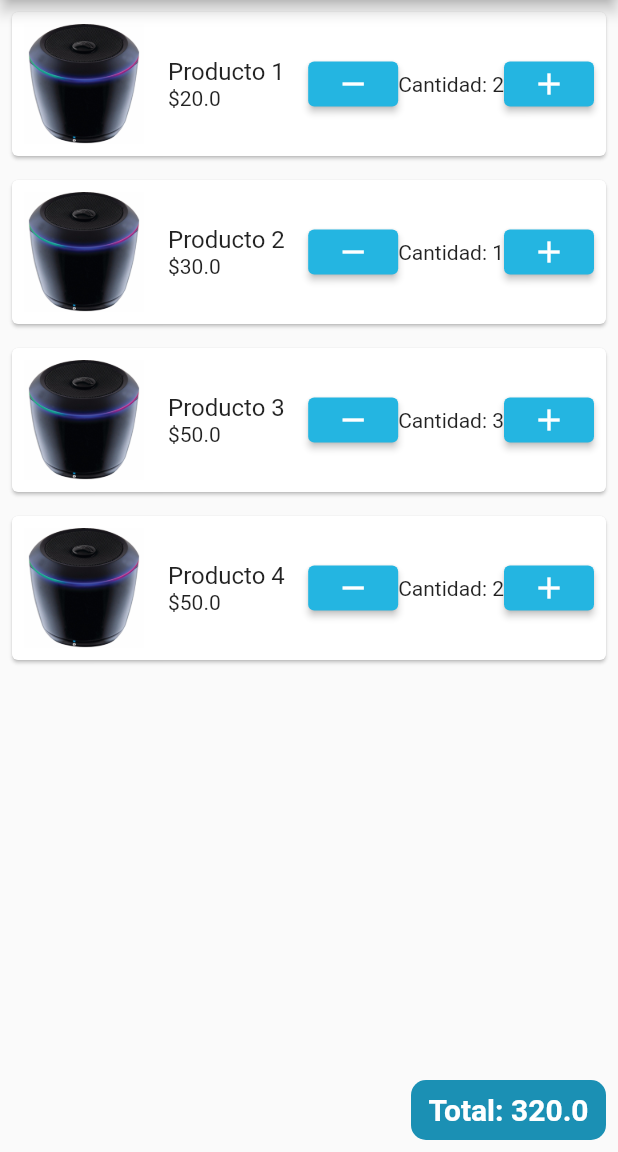
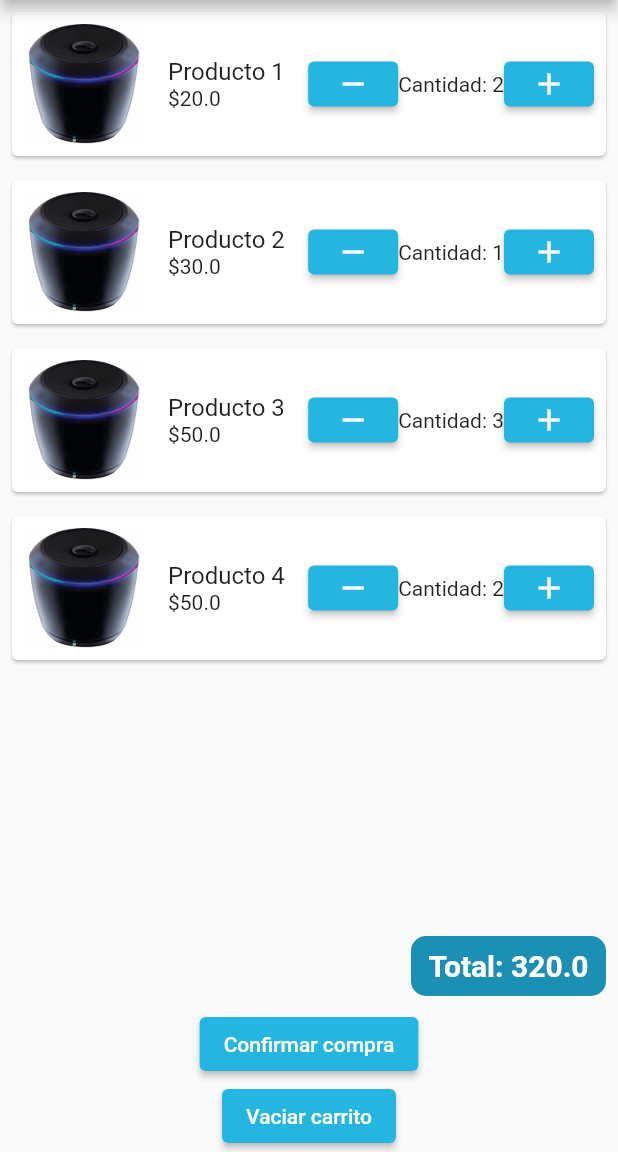
Before and after one commit to ChrisPereda0601/Proyecto-moviles, a Flutter app: the DetalleProducto screen opened directly, after a tap on "Ver carrito", on a phone screen of 412 x 824 dp, the part 84-1236 px from its top. Run offline on Flutter 3.47's test engine with Material 2 defaults, Android fonts, the phone set to English and light mode, and no system bars; our stand-ins replace bloc, cloud_firestore, equatable, firebase_core, flutter_bloc, hive and 1 more; accounts and stored records are empty.

Commit message:
Bloc carrito started

```diff
--- a/lib/bloc/store_bloc.dart
+++ b/lib/bloc/store_bloc.dart
@@ -1,7 +1,12 @@
 // import 'dart:async';
+
+import 'dart:async';
 
 import 'package:bloc/bloc.dart';
 import 'package:equatable/equatable.dart';
+import 'package:flutter/material.dart';
+import 'package:hive/hive.dart';
+// import 'package:tienda_online/models/product.dart';
 // import 'package:flutter/material.dart';
 // import 'package:tienda_online/models/product.dart';
 
@@ -9,8 +14,13 @@ part 'store_event.dart';
 part 'store_state.dart';
 
 class StoreBloc extends Bloc<StoreEvent, StoreState> {
-  // List<Product> _products = [];
+  List<dynamic> _productsList = [];
+  List<dynamic> get getNotesList => _productsList;
+  TextEditingController _productsController = TextEditingController();
+
   StoreBloc() : super(StoreState()) {
+    on<GetStoredProductsEvent>(_onGetStoredNotesEvent);
+    on<SaveProductToStorageEvent>(_onSaveNoteToStorageEvent);
     on<GetProductsEvent>((event, emit) {
       emit(StoreHomeState());
     });
@@ -74,4 +84,45 @@ class StoreBloc extends Bloc<StoreEvent, StoreState> {
     //   }
     // }
   }
+
+  FutureOr<void> _onSaveNoteToStorageEvent(
+    SaveProductToStorageEvent event,
+    Emitter emit,
+  ) async {
+    var _notesBox = await Hive.openBox<dynamic>("productConfigs");
+    try {
+      emit(RetrievedProductsProcessingState());
+      //: save notes to storage
+      _productsList.add({
+        "name": "${_productsController.text}",
+        "price": "${_productsController.value}",
+      });
+      await _notesBox.put("records", _productsList);
+      emit(FormSavedState());
+    } catch (e) {
+      emit(
+        FormSavedErrorState(
+            errorMsg: "Error al guardar los productos en storage..."),
+      );
+    }
+  }
+
+  FutureOr<void> _onGetStoredNotesEvent(
+    GetStoredProductsEvent event,
+    Emitter emit,
+  ) async {
+    try {
+      emit(RetrievedProductsProcessingState());
+      //: get stored data
+      var _notesBox = await Hive.openBox<dynamic>("productConfigs");
+      _productsList = _notesBox.values.first;
+      emit(RetrievedProductsState(productsList: _productsList));
+    } catch (e) {
+      emit(
+        RetrievedProductsErrorState(
+          errorMsg: "No se encontraron productos guardadas...",
+        ),
+      );
+    }
+  }
 }
--- a/lib/bloc/store_event.dart
+++ b/lib/bloc/store_event.dart
@@ -102,3 +102,8 @@ class DecreseaseProductEvent extends StoreEvent {
   @override
   List<Object> get props => [];
 }
+
+//Eventos para adición a carrito
+class GetStoredProductsEvent extends StoreEvent {}
+
+class SaveProductToStorageEvent extends StoreEvent {}
--- a/lib/bloc/store_state.dart
+++ b/lib/bloc/store_state.dart
@@ -20,3 +20,32 @@ final class StoreLoginState extends StoreState {}
 final class StoreRegisterState extends StoreState {}
 
 final class PayState extends StoreState {}
+
+//Estados para adición de productos a carrito
+final class RetrievedProductsProcessingState extends StoreState {}
+
+final class RetrievedProductsState extends StoreState {
+  final List<dynamic> productsList;
+
+  RetrievedProductsState({required this.productsList});
+  @override
+  List<Object> get props => [productsList];
+}
+
+final class RetrievedProductsErrorState extends StoreState {
+  final String errorMsg;
+
+  RetrievedProductsErrorState({required this.errorMsg});
+  @override
+  List<Object> get props => [errorMsg];
+}
+
+final class FormSavedState extends StoreState {}
+
+final class FormSavedErrorState extends StoreState {
+  final String errorMsg;
+
+  FormSavedErrorState({required this.errorMsg});
+  @override
+  List<Object> get props => [errorMsg];
+}
--- a/lib/carrito_detalle.dart
+++ b/lib/carrito_detalle.dart
@@ -251,22 +251,44 @@ class _CarritoDetalleState extends State<CarritoDetalle> {
           //     ),
           //   ],
           // ),
-          // Row(
-          //   mainAxisAlignment: MainAxisAlignment.center,
-          //   children: [
-          //     ElevatedButton(
-          //       onPressed: () {},
-          //       style: ButtonStyle(
-          //         backgroundColor: MaterialStateProperty.all<Color>(
-          //           Color.fromARGB(255, 36, 181, 225),
-          //         ),
-          //       ),
-          //       child: Text(
-          //         "Vaciar carrito",
-          //       ),
-          //     ),
-          //   ],
-          // ),
+          Row(
+            mainAxisAlignment: MainAxisAlignment.center,
+            children: [
+              ElevatedButton(
+                onPressed: () {
+                  Navigator.of(context).push(
+                    MaterialPageRoute(
+                      builder: (context) => EstadoEntrega(),
+                    ),
+                  );
+                },
+                style: ButtonStyle(
+                  backgroundColor: MaterialStateProperty.all<Color>(
+                    Color.fromARGB(255, 36, 181, 225),
+                  ),
+                ),
+                child: Text(
+                  "Confirmar compra",
+                ),
+              ),
+            ],
+          ),
+          Row(
+            mainAxisAlignment: MainAxisAlignment.center,
+            children: [
+              ElevatedButton(
+                onPressed: () {},
+                style: ButtonStyle(
+                  backgroundColor: MaterialStateProperty.all<Color>(
+                    Color.fromARGB(255, 36, 181, 225),
+                  ),
+                ),
+                child: Text(
+                  "Vaciar carrito",
+                ),
+              ),
+            ],
+          ),
         ],
       ),
     );
--- a/lib/detalle_producto.dart
+++ b/lib/detalle_producto.dart
@@ -1,4 +1,6 @@
 import 'package:flutter/material.dart';
+import 'package:flutter_bloc/flutter_bloc.dart';
+import 'package:tienda_online/bloc/store_bloc.dart';
 import 'package:tienda_online/carrito_detalle.dart';
 import 'package:tienda_online/login.dart';
 
@@ -94,6 +96,57 @@ class DetalleProducto extends StatelessWidget {
                 )
               ],
             ),
+            Row(
+              children: [
+                Expanded(
+                  child: Card(
+                    color: Color.fromARGB(255, 214, 237, 255),
+                    elevation: 6,
+                    child: Padding(
+                      padding: const EdgeInsets.all(
+                          10), //Padding entre container y sus elementos.
+                      child: Container(
+                        child: Row(
+                          mainAxisAlignment: MainAxisAlignment.center,
+                          children: [
+                            SizedBox(
+                              width: 300,
+                              height: 45,
+                              child: ElevatedButton(
+                                onPressed: () {
+                                  Producto producto = Producto(
+                                    nombre: "Tank Top", // Nombre del producto
+                                    precio: 259.5, // Precio del producto
+                                    cantidad:
+                                        1, // Cantidad (puedes ajustarla según tus necesidades)
+                                  );
+                                  // Agregar el producto al carrito
+                                  carrito.add(producto);
+
+                                  // Mostrar un mensaje de éxito o realizar alguna otra acción
+                                  ScaffoldMessenger.of(context).showSnackBar(
+                                    SnackBar(
+                                      content:
+                                          Text("Producto agregado al carrito"),
+                                    ),
+                                  );
+                                },
+                                style: ButtonStyle(
+                                  backgroundColor:
+                                      MaterialStateProperty.all<Color>(
+                                          Color.fromARGB(255, 36, 181, 225)),
+                                ),
+                                child: Text("Agregar a carritow"),
+                              ),
+                            ),
+                          ],
+                        ),
+                      ),
+                    ),
+                  ),
+                )
+              ],
+            ),
             SizedBox(height: 5),
             Row(
               children: [
@@ -133,4 +186,18 @@ class DetalleProducto extends StatelessWidget {
       ),
     );
   }
+
+  _defaultFormState(BuildContext? blocContext) {
+    return ListView(
+      children: [
+        ElevatedButton(
+          onPressed: () {
+            BlocProvider.of<StoreBloc>(blocContext!)
+                .add(SaveProductToStorageEvent());
+          },
+          child: Text("Guardar nota"),
+        ),
+      ],
+    );
+  }
 }
--- a/lib/main.dart
+++ b/lib/main.dart
@@ -1,4 +1,5 @@
 import 'package:flutter/material.dart';
+import 'package:hive_flutter/adapters.dart';
 import 'package:tienda_online/home_page.dart';
 
 //Bloc imports
@@ -12,6 +13,7 @@ import 'package:tienda_online/firebase_options.dart';
 // import 'package:tienda_online/services/firebase_services.dart';
 
 Future<void> main() async {
+  await Hive.initFlutter();
   WidgetsFlutterBinding.ensureInitialized();
 
   await Firebase.initializeApp(
--- a/pubspec.yaml
+++ b/pubspec.yaml
@@ -17,6 +17,9 @@ dependencies:
   firebase_core: ^2.17.0
   cloud_firestore: ^4.9.3
   flutter_paypal_checkout: ^1.0.1
+  path_provider: ^2.1.1
+  hive: ^2.2.3
+  hive_flutter: ^1.1.0
 
 
 dev_dependencies:
```
Also changed, not shown: pubspec.lock, 1 other file.
